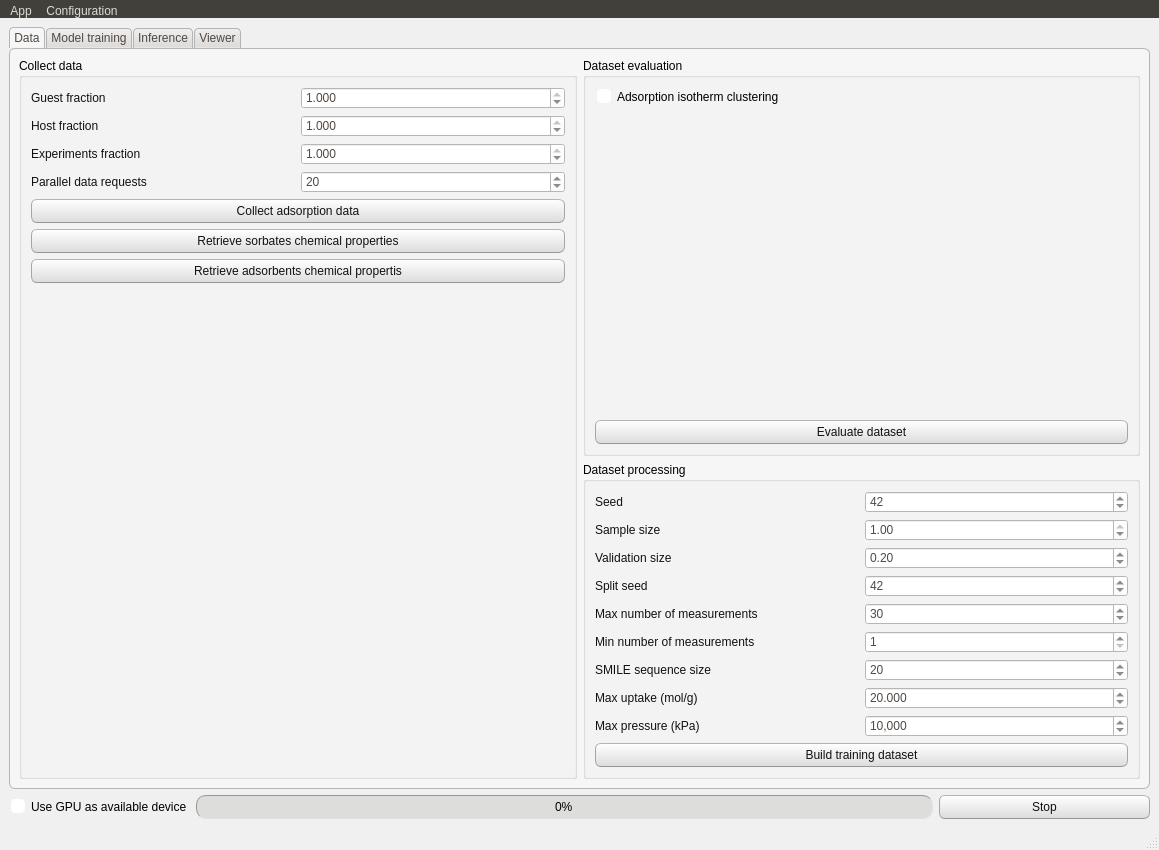
First picture: the form in NISTADS/app/src/window_layout.ui, repository CTCycle/ADSMOD-Adsorption-Modeling, before the edit.
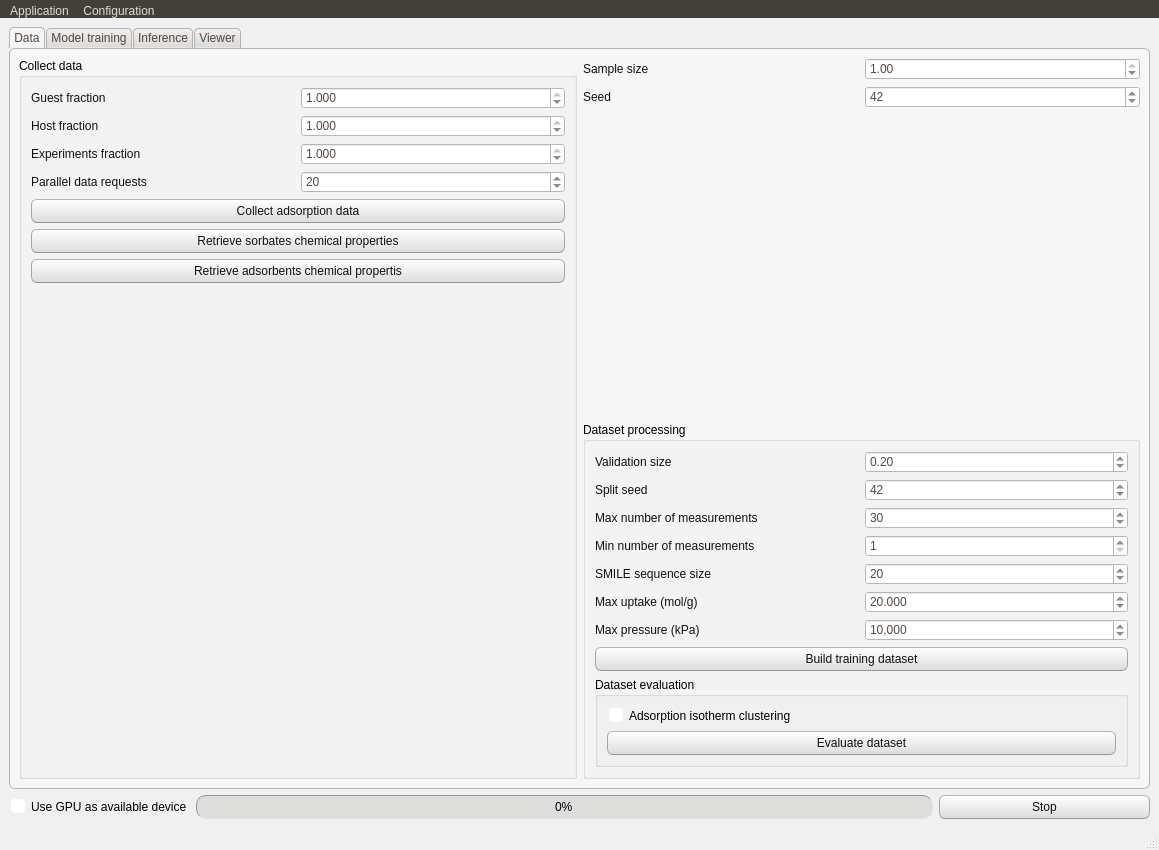
Second picture: the form after the edit.

Diff of the .ui file:
```diff
--- a/NISTADS/app/src/window_layout.ui
+++ b/NISTADS/app/src/window_layout.ui
@@ -696,73 +696,7 @@
          </widget>
         </item>
         <item>
-         <layout class="QVBoxLayout" name="verticalLayout_10">
-          <item>
-           <widget class="QGroupBox" name="groupBox_5">
-            <property name="title">
-             <string>Dataset evaluation</string>
-            </property>
-            <layout class="QVBoxLayout" name="verticalLayout">
-             <item>
-              <widget class="QCheckBox" name="adsIsothermCluster">
-               <property name="text">
-                <string>Adsorption isotherm clustering</string>
-               </property>
-              </widget>
-             </item>
-             <item>
-              <spacer name="verticalSpacer_11">
-               <property name="orientation">
-                <enum>Qt::Orientation::Vertical</enum>
-               </property>
-               <property name="sizeHint" stdset="0">
-                <size>
-                 <width>218</width>
-                 <height>494</height>
-                </size>
-               </property>
-              </spacer>
-             </item>
-             <item>
-              <widget class="QPushButton" name="evaluateDataset">
-               <property name="text">
-                <string>Evaluate dataset</string>
-               </property>
-              </widget>
-             </item>
-            </layout>
-           </widget>
-          </item>
-          <item>
-           <widget class="QGroupBox" name="datasetProcessGroup">
-            <property name="title">
-             <string>Dataset processing</string>
-            </property>
             <layout class="QVBoxLayout" name="verticalLayout_8">
-             <item>
-              <layout class="QHBoxLayout" name="seedLayout">
-               <item>
-                <widget class="QLabel" name="seedLabel">
-                 <property name="text">
-                  <string>Seed</string>
-                 </property>
-                </widget>
-               </item>
-               <item>
-                <widget class="QSpinBox" name="seed">
-                 <property name="minimum">
-                  <number>1</number>
-                 </property>
-                 <property name="maximum">
-                  <number>999999</number>
-                 </property>
-                 <property name="value">
-                  <number>42</number>
-                 </property>
-                </widget>
-               </item>
-              </layout>
-             </item>
              <item>
               <layout class="QHBoxLayout" name="SSLayout">
                <item>
@@ -791,6 +725,49 @@
               </layout>
              </item>
              <item>
+           <layout class="QHBoxLayout" name="seedLayout">
+            <item>
+             <widget class="QLabel" name="seedLabel">
+              <property name="text">
+               <string>Seed</string>
+              </property>
+             </widget>
+            </item>
+            <item>
+             <widget class="QSpinBox" name="seed">
+              <property name="minimum">
+               <number>1</number>
+              </property>
+              <property name="maximum">
+               <number>999999</number>
+              </property>
+              <property name="value">
+               <number>42</number>
+              </property>
+             </widget>
+            </item>
+           </layout>
+          </item>
+          <item>
+           <spacer name="verticalSpacer_11">
+            <property name="orientation">
+             <enum>Qt::Orientation::Vertical</enum>
+            </property>
+            <property name="sizeHint" stdset="0">
+             <size>
+              <width>218</width>
+              <height>494</height>
+             </size>
+            </property>
+           </spacer>
+          </item>
+          <item>
+           <widget class="QGroupBox" name="datasetProcessGroup">
+            <property name="title">
+             <string>Dataset processing</string>
+            </property>
+            <layout class="QVBoxLayout" name="verticalLayout_18">
+             <item>
               <layout class="QHBoxLayout" name="horizontalLayout_2">
                <item>
                 <widget class="QLabel" name="label_2">
@@ -977,6 +954,29 @@
                </property>
               </widget>
              </item>
+             <item>
+              <widget class="QGroupBox" name="groupBox_5">
+               <property name="title">
+                <string>Dataset evaluation</string>
+               </property>
+               <layout class="QVBoxLayout" name="verticalLayout">
+                <item>
+                 <widget class="QCheckBox" name="adsIsothermCluster">
+                  <property name="text">
+                   <string>Adsorption isotherm clustering</string>
+                  </property>
+                 </widget>
+                </item>
+                <item>
+                 <widget class="QPushButton" name="evaluateDataset">
+                  <property name="text">
+                   <string>Evaluate dataset</string>
+                  </property>
+                 </widget>
+                </item>
+               </layout>
+              </widget>
+             </item>
             </layout>
            </widget>
           </item>
@@ -1877,13 +1877,13 @@
     <addaction name="actionSave_preset"/>
     <addaction name="actionLoad_configuration"/>
    </widget>
-   <widget class="QMenu" name="menuMain">
+   <widget class="QMenu" name="menuApplication">
     <property name="title">
-     <string>App</string>
+     <string>Application</string>
     </property>
     <addaction name="actionReload_application"/>
    </widget>
-   <addaction name="menuMain"/>
+   <addaction name="menuApplication"/>
    <addaction name="menuConfiguration"/>
   </widget>
   <widget class="QStatusBar" name="statusbar"/>
```
Left out of the diff: 14 changed lines with no effect on the pictures. Lines whose indentation alone changed are shown as unchanged.
